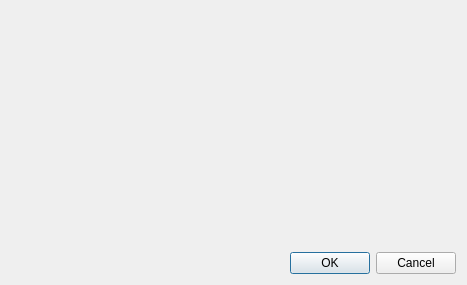
Qt form qt/qtgo/qtgo/SettingsDialog.ui (alecs1/home) before a commit.
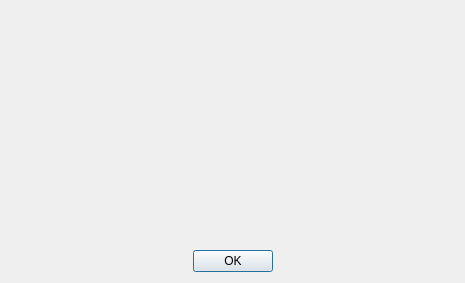
The same form after that commit.

Commit message: Redo some dialogs.

```diff
--- a/qt/qtgo/qtgo/SettingsDialog.ui
+++ b/qt/qtgo/qtgo/SettingsDialog.ui
@@ -6,8 +6,8 @@
    <rect>
     <x>0</x>
     <y>0</y>
-    <width>467</width>
-    <height>285</height>
+    <width>465</width>
+    <height>283</height>
    </rect>
   </property>
   <property name="windowTitle">
@@ -33,7 +33,10 @@
       <enum>Qt::Horizontal</enum>
      </property>
      <property name="standardButtons">
-      <set>QDialogButtonBox::Cancel|QDialogButtonBox::Ok</set>
+      <set>QDialogButtonBox::Ok</set>
+     </property>
+     <property name="centerButtons">
+      <bool>true</bool>
      </property>
     </widget>
    </item>
```
The commit also changes 9 other files.
